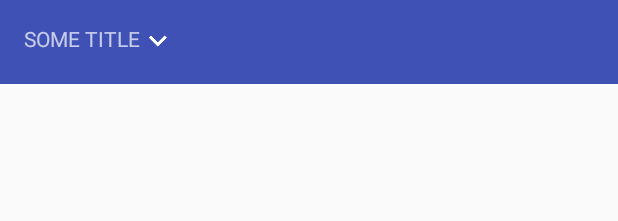
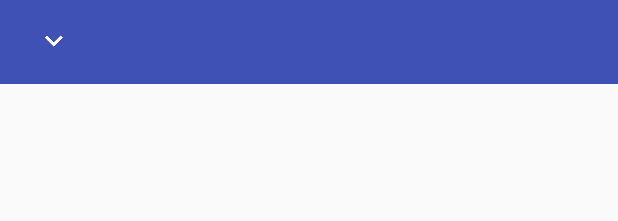
Before and after one commit to sagiyemi/custom-spinner, an Android app: the layout toolbar.xml on its own in the app's theme, with its tools: preview values and no code run, on a phone screen of 412 x 824 dp. Shown: the top 221 px of the screen. Run offline under Robolectric (Android 15) with nearby library versions, the phone set to English and light mode, and no system bars.

Commit message:
Add drawable styling

```diff
--- a/library/src/main/java/com/autodesk/customspinner/CustomSpinner.java
+++ b/library/src/main/java/com/autodesk/customspinner/CustomSpinner.java
@@ -1,6 +1,7 @@
 package com.autodesk.customspinner;
 
 import android.content.Context;
+import android.content.res.TypedArray;
 import android.support.v7.widget.ListPopupWindow;
 import android.util.AttributeSet;
 import android.view.View;
@@ -18,6 +19,11 @@ public class CustomSpinner<T extends SpinnerDropDownItem> extends LinearLayout i
     private static final String TAG = "CustomSpinner";
     private static final int NO_ITEM_SELECTED = -1;
 
+    private int mDrawablePaddingLeft = Util.dpToPx(getContext(), 8f);
+    private int mDrawablePaddingTop = Util.dpToPx(getContext(), 0f);
+    private int mDrawablePaddingRight = Util.dpToPx(getContext(), 8f);
+    private int mDrawablePaddingBottom = Util.dpToPx(getContext(), 0f);
+
     private TextView mTitle;
     private ImageView mIcon;
 
@@ -27,31 +33,37 @@ public class CustomSpinner<T extends SpinnerDropDownItem> extends LinearLayout i
     private int mSelectedItemPosition = NO_ITEM_SELECTED;
 
     public CustomSpinner(Context context) {
-        super(context);
-        init();
+        this(context, null);
     }
 
     public CustomSpinner(Context context, AttributeSet attrs) {
-        super(context, attrs);
-        init();
+        this(context, attrs, 0);
     }
 
     public CustomSpinner(Context context, AttributeSet attrs, int defStyleAttr) {
         super(context, attrs, defStyleAttr);
-        init();
+        init(context, attrs);
     }
 
-    private void init() {
-        inflate(getContext(), R.layout.custom_spinner, this);
+    private void init(Context context, AttributeSet attrs) {
+        inflate(context, R.layout.custom_spinner, this);
         mTitle = (TextView) findViewById(R.id.title);
         mIcon = (ImageView) findViewById(R.id.icon);
         setOnClickListener(this);
-        mPopup = new ListPopupWindow(getContext());
+        mPopup = new ListPopupWindow(context);
         mPopup.setOnItemClickListener(this);
         mPopup.setAnchorView(this);
         mPopup.setWidth(500);
         mPopup.setHeight(700);
         mPopup.setModal(true);
+
+        TypedArray attr = context.obtainStyledAttributes(attrs, R.styleable.CustomSpinner, 0, 0);
+        mDrawablePaddingLeft = attr.getDimensionPixelSize(R.styleable.CustomSpinner_cs_drawable_paddingLeft, mDrawablePaddingLeft);
+        mDrawablePaddingTop = attr.getDimensionPixelSize(R.styleable.CustomSpinner_cs_drawable_paddingTop, mDrawablePaddingTop);
+        mDrawablePaddingRight = attr.getDimensionPixelSize(R.styleable.CustomSpinner_cs_drawable_paddingRight, mDrawablePaddingRight);
+        mDrawablePaddingBottom = attr.getDimensionPixelSize(R.styleable.CustomSpinner_cs_drawable_paddingBottom, mDrawablePaddingBottom);
+
+        mIcon.setPadding(mDrawablePaddingLeft, mDrawablePaddingTop, mDrawablePaddingRight, mDrawablePaddingBottom);
     }
 
     public void setAdapter(CustomSpinnerAdapter adapter) {
--- /dev/null
+++ b/library/src/main/java/com/autodesk/customspinner/Util.java
@@ -0,0 +1,16 @@
+package com.autodesk.customspinner;
+
+import android.content.Context;
+
+/**
+ * Created by sagiyemini on 25/12/2016.
+ */
+
+public class Util {
+
+    static int dpToPx(Context context, float dp) {
+        final float scale = context.getResources().getDisplayMetrics().density;
+        return Math.round(dp * scale);
+    }
+
+}
--- a/library/src/main/res/layout/custom_spinner.xml
+++ b/library/src/main/res/layout/custom_spinner.xml
@@ -7,8 +7,7 @@
     <TextView
         android:id="@+id/title"
         android:layout_width="wrap_content"
-        android:layout_height="wrap_content"
-        android:text="SOME TITLE"/>
+        android:layout_height="wrap_content"/>
 
     <ImageView
         android:id="@+id/icon"
--- a/sample/src/main/res/layout/toolbar.xml
+++ b/sample/src/main/res/layout/toolbar.xml
@@ -10,6 +10,7 @@
 
     <com.autodesk.customspinner.CustomSpinner
         android:id="@+id/spinner"
+        app:cs_drawable_paddingLeft="8dp"
         android:layout_width="wrap_content"
         android:layout_height="wrap_content"/>
 
```
Also changed, not shown: library/src/main/res/values/attrs.xml (added, +12 -0 lines).
